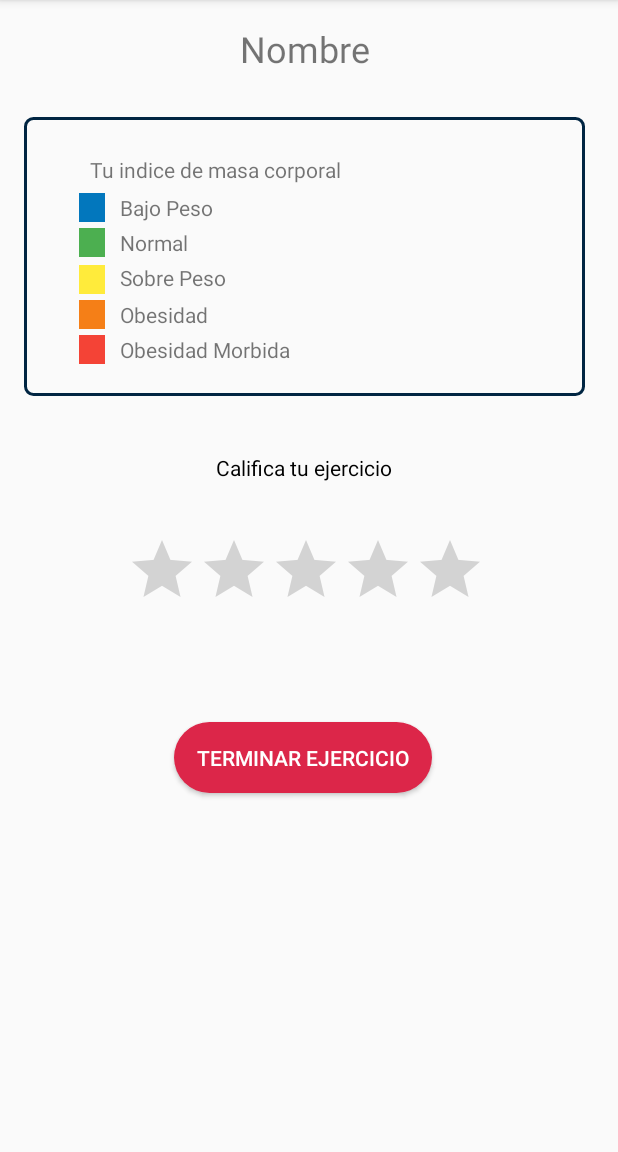
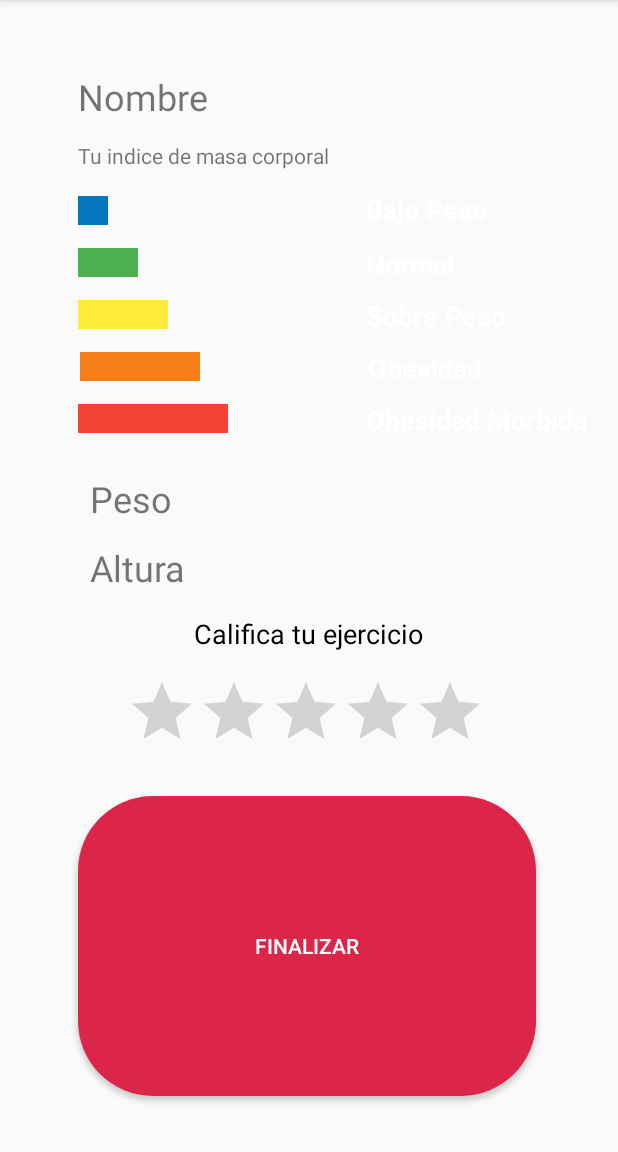
Before and after one commit to HanierPena/stronginhome, an Android app: the imc screen opened directly, with no data from a screen before it, on a phone screen of 412 x 824 dp, the part 84-1236 px from its top. Run offline under Robolectric (Android 15) with nearby library versions, the phone set to English and light mode, and no system bars; 5 statements that could not run were skipped.

Commit message:
cambios para finalizar proyecto

```diff
--- a/app/src/main/java/com/example/stronginhome/ejercicioAccion.java
+++ b/app/src/main/java/com/example/stronginhome/ejercicioAccion.java
@@ -76,8 +76,6 @@ public class ejercicioAccion extends AppCompatActivity {
                     seconds--;
                     if(seconds == 0){
 
-
-                        Toast.makeText(ejercicioAccion.this, "BIIIIIIIIIIIEN", Toast.LENGTH_SHORT).show();
                         Intent intent = new Intent (getApplicationContext(), imc.class);
                         startActivity(intent);
 
--- a/app/src/main/java/com/example/stronginhome/imc.java
+++ b/app/src/main/java/com/example/stronginhome/imc.java
@@ -6,6 +6,7 @@ import android.content.Intent;
 import android.graphics.Color;
 import android.os.Bundle;
 import android.view.View;
+import android.widget.EditText;
 import android.widget.RatingBar;
 import android.widget.TextView;
 import android.widget.Toast;
@@ -14,18 +15,23 @@ public class imc extends AppCompatActivity {
     private TextView bajoPeso, normal,sobrepeso,obesidad,obesidadM,nombre;
     private float peso, estatura, imc;
     private RatingBar ratingBar;
+    private EditText txPeso, txAltura;
 
     @Override
     protected void onCreate(Bundle savedInstanceState) {
         super.onCreate(savedInstanceState);
         setContentView(R.layout.activity_imc);
 
+        txAltura = (EditText)findViewById(R.id.txtAltura);
+        txPeso = (EditText)findViewById(R.id.txtPeso);
         nombre = findViewById(R.id.nombreUsuario);
         bajoPeso = findViewById(R.id.pesoBajo);
         normal = findViewById(R.id.normal);
         sobrepeso = findViewById(R.id.sobrepeso);
         obesidad = findViewById(R.id.obesidad);
         obesidadM = findViewById(R.id.obesidadM);
+        txAltura.setText(Float.toString(formulario.person.getEstatura()));
+        txPeso.setText(Integer.toString(formulario.person.getPeso()));
         peso = formulario.person.getPeso();
         estatura = formulario.person.getEstatura();
         imc =  peso / (estatura * estatura);
@@ -40,26 +46,33 @@ public class imc extends AppCompatActivity {
         });
 
         if (imc < 18.5){
-            bajoPeso.setBackgroundColor(Color.parseColor("#000000"));
-            bajoPeso.setTextColor(Color.parseColor("#FFFFFF"));
+            //bajoPeso.setBackgroundColor(Color.parseColor("#BBF9F9"));
+            txPeso.setTextColor(Color.parseColor("#0277BD"));
+            bajoPeso.setTextColor(Color.parseColor("#0277BD"));
         }if (imc >= 18.5 && imc < 25){
-            normal.setBackgroundColor(Color.parseColor("#000000"));
-            normal.setTextColor(Color.parseColor("#FFFFFF"));
+            txPeso.setTextColor(Color.parseColor("#4CAF50"));
+            normal.setTextColor(Color.parseColor("#4CAF50"));
         }if (imc >= 25 && imc < 30){
-            sobrepeso.setBackgroundColor(Color.parseColor("#000000"));
-            sobrepeso.setTextColor(Color.parseColor("#FFFFFF"));
+            txPeso.setTextColor(Color.parseColor("#FFEB3B"));
+            sobrepeso.setTextColor(Color.parseColor("#FFEB3B"));
         }if (imc >= 30 && imc < 35){
-            obesidad.setBackgroundColor(Color.parseColor("#000000"));
-            obesidad.setTextColor(Color.parseColor("#FFFFFF"));
+            txPeso.setTextColor(Color.parseColor("#F57F17"));
+            obesidad.setTextColor(Color.parseColor("#F57F17"));
         }if (imc >= 35 && imc < 40){
-            obesidadM.setBackgroundColor(Color.parseColor("#000000"));
-            obesidadM.setTextColor(Color.parseColor("#FFFFFF"));
+            txPeso.setTextColor(Color.parseColor("#F44336"));
+            obesidadM.setTextColor(Color.parseColor("#F44336"));
         }
+
+
+
+
 
 
     }
     public void home(View view){
         Intent intent = new Intent (getApplicationContext(), Ejercicios.class);
+        formulario.person.setEstatura(Float.parseFloat(txAltura.getText().toString()));
+        formulario.person.setPeso(Integer.valueOf(txPeso.getText().toString()));
         startActivity(intent);
 
     }
--- a/app/src/main/res/layout/activity_imc.xml
+++ b/app/src/main/res/layout/activity_imc.xml
@@ -8,75 +8,78 @@
 
     <View
         android:id="@+id/view10"
-        android:layout_width="17dp"
+        android:layout_width="60dp"
         android:layout_height="19dp"
-        android:layout_marginTop="5dp"
-        android:layout_marginEnd="10dp"
+        android:layout_marginStart="52dp"
+        android:layout_marginTop="15dp"
         android:background="#FFEB3B"
-        app:layout_constraintEnd_toStartOf="@+id/sobrepeso"
+        app:layout_constraintStart_toStartOf="parent"
         app:layout_constraintTop_toBottomOf="@+id/view7" />
 
     <View
         android:id="@+id/view9"
-        android:layout_width="17dp"
+        android:layout_width="100dp"
         android:layout_height="19dp"
-        android:layout_marginTop="4dp"
-        android:layout_marginEnd="10dp"
+        android:layout_marginStart="52dp"
+        android:layout_marginTop="15dp"
         android:background="#F44336"
-        app:layout_constraintEnd_toStartOf="@+id/obesidadM"
+        app:layout_constraintStart_toStartOf="parent"
         app:layout_constraintTop_toBottomOf="@+id/view8" />
 
     <View
         android:id="@+id/view8"
-        android:layout_width="17dp"
+        android:layout_width="80dp"
         android:layout_height="19dp"
-        android:layout_marginTop="4dp"
-        android:layout_marginEnd="10dp"
+        android:layout_marginStart="53dp"
+        android:layout_marginTop="15dp"
         android:background="#F57F17"
-        app:layout_constraintEnd_toStartOf="@+id/obesidad"
+        app:layout_constraintStart_toStartOf="parent"
         app:layout_constraintTop_toBottomOf="@+id/view10" />
+
 
     <TextView
         android:id="@+id/textView"
-        android:layout_width="140dp"
-        android:layout_height="24dp"
-        android:layout_marginStart="132dp"
-        android:layout_marginTop="36dp"
+        android:layout_width="179dp"
+        android:layout_height="0dp"
+        android:layout_marginStart="116dp"
+        android:layout_marginTop="15dp"
         android:gravity="center"
         android:text="Califica tu ejercicio"
         android:textColor="@android:color/black"
+        android:textSize="18sp"
         app:layout_constraintStart_toStartOf="parent"
-        app:layout_constraintTop_toBottomOf="@+id/view4" />
+        app:layout_constraintTop_toBottomOf="@+id/tvAltura2" />
 
+    <Button
+        android:id="@+id/button"
+        android:layout_width="305dp"
+        android:layout_height="0dp"
+        android:layout_marginStart="52dp"
+        android:layout_marginTop="12dp"
+        android:layout_marginBottom="37dp"
+        android:background="@drawable/custom_buttom"
+        android:onClick="home"
+        android:text="Finalizar"
+        android:textColor="@android:color/white"
+        app:layout_constraintBottom_toBottomOf="parent"
+        app:layout_constraintStart_toStartOf="parent"
+        app:layout_constraintTop_toBottomOf="@+id/tvAltura2" />
 
     <RatingBar
         android:id="@+id/ratingBar"
         android:layout_width="wrap_content"
         android:layout_height="wrap_content"
         android:layout_marginStart="84dp"
-        android:layout_marginTop="32dp"
+        android:layout_marginTop="16dp"
         app:layout_constraintStart_toStartOf="parent"
         app:layout_constraintTop_toBottomOf="@+id/textView" />
-
-    <Button
-        android:id="@+id/button"
-        android:layout_width="172dp"
-        android:layout_height="47dp"
-        android:layout_marginStart="116dp"
-        android:layout_marginTop="68dp"
-        android:background="@drawable/custom_buttom"
-        android:text="Terminar ejercicio"
-        android:onClick="home"
-        android:textColor="@android:color/white"
-        app:layout_constraintStart_toStartOf="parent"
-        app:layout_constraintTop_toBottomOf="@+id/ratingBar" />
 
     <TextView
         android:id="@+id/nombreUsuario"
         android:layout_width="87dp"
         android:layout_height="34dp"
-        android:layout_marginStart="160dp"
-        android:layout_marginTop="16dp"
+        android:layout_marginStart="52dp"
+        android:layout_marginTop="48dp"
         android:text="@string/nombreUsuario"
         android:textSize="24sp"
         app:layout_constraintStart_toStartOf="parent"
@@ -84,92 +87,149 @@
 
     <TextView
         android:id="@+id/pesoBajo"
-        android:layout_width="69dp"
-        android:layout_height="19dp"
-        android:layout_marginStart="80dp"
-        android:layout_marginTop="4dp"
+        android:layout_width="88dp"
+        android:layout_height="26dp"
+        android:layout_marginStart="172dp"
+        android:layout_marginTop="12dp"
         android:text="@string/pesoBajo"
-        app:layout_constraintStart_toStartOf="parent"
+        android:textColor="#ffffff"
+        android:textSize="18sp"
+        android:textStyle="bold"
+        app:layout_constraintStart_toEndOf="@+id/view5"
         app:layout_constraintTop_toBottomOf="@+id/tuimc" />
 
     <TextView
         android:id="@+id/obesidadM"
         android:layout_width="wrap_content"
         android:layout_height="wrap_content"
-        android:layout_marginStart="80dp"
-        android:layout_marginTop="4dp"
+        android:layout_marginStart="92dp"
+        android:layout_marginTop="10dp"
         android:text="@string/obesidadM"
-        app:layout_constraintStart_toStartOf="parent"
+        android:textColor="#ffffff"
+        android:textSize="18sp"
+        android:textStyle="bold"
+        app:layout_constraintStart_toEndOf="@+id/view9"
         app:layout_constraintTop_toBottomOf="@+id/obesidad" />
 
     <TextView
         android:id="@+id/tuimc"
         android:layout_width="187dp"
         android:layout_height="21dp"
-        android:layout_marginStart="60dp"
-        android:layout_marginTop="25dp"
+        android:layout_marginStart="52dp"
+        android:layout_marginTop="12dp"
         android:text="@string/tuimc"
         app:layout_constraintStart_toStartOf="parent"
-        app:layout_constraintTop_toTopOf="@+id/view4" />
+        app:layout_constraintTop_toBottomOf="@+id/nombreUsuario" />
 
     <TextView
         android:id="@+id/obesidad"
         android:layout_width="wrap_content"
         android:layout_height="wrap_content"
-        android:layout_marginStart="80dp"
-        android:layout_marginTop="5dp"
+        android:layout_marginStart="112dp"
+        android:layout_marginTop="10dp"
         android:text="@string/obesidad"
-        app:layout_constraintStart_toStartOf="parent"
+        android:textColor="@color/cardview_light_background"
+        android:textSize="18sp"
+        android:textStyle="bold"
+        app:layout_constraintStart_toEndOf="@+id/view8"
         app:layout_constraintTop_toBottomOf="@+id/sobrepeso" />
 
     <TextView
         android:id="@+id/sobrepeso"
         android:layout_width="wrap_content"
         android:layout_height="wrap_content"
-        android:layout_marginStart="80dp"
-        android:layout_marginTop="4dp"
+        android:layout_marginStart="132dp"
+        android:layout_marginTop="10dp"
         android:text="@string/sobrepeso"
-        app:layout_constraintStart_toStartOf="parent"
+        android:textColor="#ffffff"
+        android:textSize="18sp"
+        android:textStyle="bold"
+        app:layout_constraintStart_toEndOf="@+id/view10"
         app:layout_constraintTop_toBottomOf="@+id/normal" />
 
     <TextView
         android:id="@+id/normal"
         android:layout_width="wrap_content"
         android:layout_height="wrap_content"
-        android:layout_marginStart="80dp"
-        android:layout_marginTop="4dp"
+        android:layout_marginStart="152dp"
+        android:layout_marginTop="10dp"
         android:text="@string/normal"
-        app:layout_constraintStart_toStartOf="parent"
+        android:textColor="#ffffff"
+        android:textSize="18sp"
+        android:textStyle="bold"
+        app:layout_constraintStart_toEndOf="@+id/view7"
         app:layout_constraintTop_toBottomOf="@+id/pesoBajo" />
 
     <View
-        android:id="@+id/view4"
-        android:layout_width="374dp"
-        android:layout_height="186dp"
-        android:layout_marginStart="16dp"
-        android:layout_marginTop="28dp"
-        android:background="@drawable/style_bode_edittext"
+        android:id="@+id/view5"
+        android:layout_width="20dp"
+        android:layout_height="19dp"
+        android:layout_marginStart="52dp"
+        android:layout_marginTop="15dp"
+        android:background="#0277BD"
         app:layout_constraintStart_toStartOf="parent"
-        app:layout_constraintTop_toBottomOf="@+id/nombreUsuario" />
-
-    <View
-        android:id="@+id/view5"
-        android:layout_width="17dp"
-        android:layout_height="19dp"
-        android:layout_marginTop="4dp"
-        android:layout_marginEnd="10dp"
-        android:background="#0277BD"
-        app:layout_constraintEnd_toStartOf="@+id/pesoBajo"
         app:layout_constraintTop_toBottomOf="@+id/tuimc" />
 
     <View
         android:id="@+id/view7"
-        android:layout_width="17dp"
+        android:layout_width="40dp"
         android:layout_height="19dp"
-        android:layout_marginTop="4dp"
-        android:layout_marginEnd="10dp"
+        android:layout_marginStart="52dp"
+        android:layout_marginTop="15dp"
         android:background="#4CAF50"
-        app:layout_constraintEnd_toStartOf="@+id/normal"
+        app:layout_constraintStart_toStartOf="parent"
         app:layout_constraintTop_toBottomOf="@+id/view5" />
 
+    <TextView
+        android:id="@+id/tvPeso"
+        android:layout_width="wrap_content"
+        android:layout_height="wrap_content"
+        android:layout_marginStart="8dp"
+        android:layout_marginTop="316dp"
+        android:text="Peso"
+        android:textSize="24sp"
+        app:layout_constraintBottom_toTopOf="@+id/tvAltura2"
+        app:layout_constraintStart_toStartOf="@+id/view9"
+        app:layout_constraintTop_toTopOf="parent"
+        app:layout_constraintVertical_bias="0.0" />
+
+    <TextView
+        android:id="@+id/tvAltura2"
+        android:layout_width="wrap_content"
+        android:layout_height="wrap_content"
+        android:layout_marginStart="60dp"
+        android:layout_marginTop="362dp"
+        android:layout_marginBottom="124dp"
+        android:text="Altura"
+        android:textSize="24sp"
+        app:layout_constraintBottom_toTopOf="@+id/button"
+        app:layout_constraintStart_toStartOf="parent"
+        app:layout_constraintTop_toTopOf="parent" />
+
+    <EditText
+        android:id="@+id/txtPeso"
+        android:layout_width="215dp"
+        android:layout_height="37dp"
+        android:layout_marginStart="39dp"
+        android:layout_marginTop="28dp"
+        android:background="#00000000"
+        android:editable="true"
+        android:ems="10"
+        android:inputType="textPersonName"
+        android:singleLine="false"
+        app:layout_constraintStart_toEndOf="@+id/tvPeso"
+        app:layout_constraintTop_toBottomOf="@+id/obesidadM" />
+
+    <EditText
+        android:id="@+id/txtAltura"
+        android:layout_width="215dp"
+        android:layout_height="37dp"
+        android:layout_marginStart="28dp"
+        android:layout_marginTop="8dp"
+        android:background="@android:color/transparent"
+        android:ems="10"
+        android:inputType="textPersonName"
+        app:layout_constraintStart_toEndOf="@+id/tvAltura2"
+        app:layout_constraintTop_toBottomOf="@+id/txtPeso" />
+
 </androidx.constraintlayout.widget.ConstraintLayout>
--- a/app/src/main/res/layout/page_1.xml
+++ b/app/src/main/res/layout/page_1.xml
@@ -9,15 +9,15 @@
 
     <TextView
         android:id="@+id/textView"
-        android:layout_width="181dp"
-        android:layout_height="220dp"
-        android:layout_marginBottom="104dp"
+        android:layout_width="260dp"
+        android:layout_height="252dp"
+        android:layout_marginBottom="64dp"
         android:gravity="center"
         android:text="Debes tener en cuenta tu cuerpo al momento de hacer ejercicio."
         android:textColor="@color/cardview_light_background"
         android:textSize="25sp"
         app:layout_constraintBottom_toBottomOf="parent"
         app:layout_constraintEnd_toEndOf="parent"
-        app:layout_constraintHorizontal_bias="0.539"
+        app:layout_constraintHorizontal_bias="0.496"
         app:layout_constraintStart_toStartOf="parent" />
 </androidx.constraintlayout.widget.ConstraintLayout>
--- a/app/src/main/res/layout/page_2.xml
+++ b/app/src/main/res/layout/page_2.xml
@@ -12,7 +12,7 @@
         android:id="@+id/textView4"
         android:layout_width="293dp"
         android:layout_height="179dp"
-        android:layout_marginBottom="116dp"
+        android:layout_marginBottom="64dp"
         android:gravity="center"
         android:text="Siempre escucha a tu médico, si sientes dolores contacta a tu servicio de salud."
         android:textColor="@color/cardview_light_background"
--- a/app/src/main/res/layout/page_3.xml
+++ b/app/src/main/res/layout/page_3.xml
@@ -22,9 +22,9 @@
 
     <TextView
         android:id="@+id/textView5"
-        android:layout_width="233dp"
-        android:layout_height="147dp"
-        android:layout_marginBottom="72dp"
+        android:layout_width="295dp"
+        android:layout_height="141dp"
+        android:layout_marginBottom="68dp"
         android:gravity="center"
         android:text="Ten cuidado con los elementos que utilices."
         android:textColor="@color/cardview_light_background"
```
